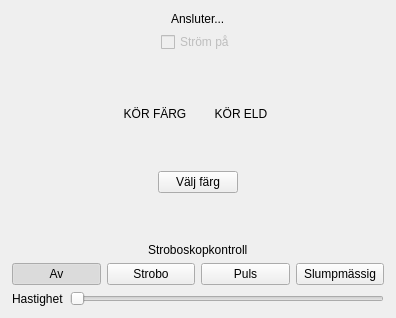
The window that client.ui (jetten/ios-disco) describes before a commit, drawn with Qt 5.
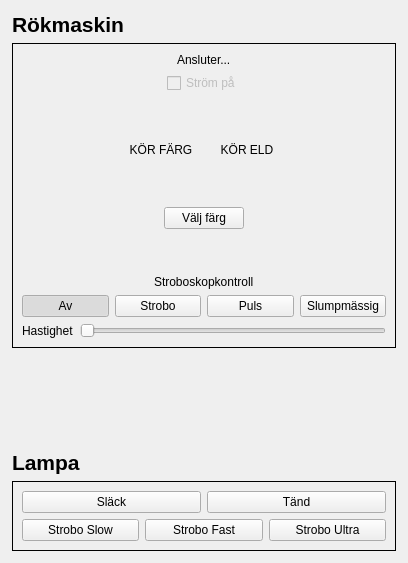
The same window after the commit.

Commit message: Support Floodlight as Strobo

The edit to the form file:
```diff
--- a/client.ui
+++ b/client.ui
@@ -6,8 +6,8 @@
    <rect>
     <x>0</x>
     <y>0</y>
-    <width>396</width>
-    <height>318</height>
+    <width>408</width>
+    <height>563</height>
    </rect>
   </property>
   <property name="windowTitle">
@@ -27,7 +27,17 @@
     <property name="bottomMargin">
      <number>12</number>
     </property>
-    <item row="0" column="0">
+    <item row="1" column="0">
+     <widget class="QFrame" name="FrameRokmaskin">
+      <property name="frameShape">
+       <enum>QFrame::Box</enum>
+      </property>
+      <property name="frameShadow">
+       <enum>QFrame::Plain</enum>
+      </property>
+      <property name="lineWidth">
+       <number>1</number>
+      </property>
      <layout class="QVBoxLayout" name="verticalLayout_4">
       <item alignment="Qt::AlignHCenter">
        <widget class="QLabel" name="b">
@@ -273,6 +283,130 @@
        </layout>
       </item>
      </layout>
+     </widget>
+    </item>
+    <item row="3" column="0">
+     <widget class="QLabel" name="label_5">
+      <property name="font">
+       <font>
+        <pointsize>16</pointsize>
+        <weight>75</weight>
+        <bold>true</bold>
+       </font>
+      </property>
+      <property name="text">
+       <string>Lampa</string>
+      </property>
+     </widget>
+    </item>
+    <item row="2" column="0">
+     <spacer name="verticalSpacer_4">
+      <property name="orientation">
+       <enum>Qt::Vertical</enum>
+      </property>
+      <property name="sizeHint" stdset="0">
+       <size>
+        <width>20</width>
+        <height>40</height>
+       </size>
+      </property>
+     </spacer>
+    </item>
+    <item row="0" column="0">
+     <widget class="QLabel" name="label_4">
+      <property name="font">
+       <font>
+        <pointsize>16</pointsize>
+        <weight>75</weight>
+        <bold>true</bold>
+       </font>
+      </property>
+      <property name="text">
+       <string>Rökmaskin</string>
+      </property>
+     </widget>
+    </item>
+    <item row="5" column="0">
+     <widget class="QFrame" name="FrameLampa">
+      <property name="frameShape">
+       <enum>QFrame::Box</enum>
+      </property>
+      <layout class="QVBoxLayout" name="verticalLayout_3">
+       <item>
+        <layout class="QHBoxLayout" name="horizontalLayout_2">
+         <item>
+          <widget class="QPushButton" name="floodlightOff">
+           <property name="text">
+            <string>Släck</string>
+           </property>
+           <property name="checkable">
+            <bool>true</bool>
+           </property>
+           <property name="autoExclusive">
+            <bool>true</bool>
+           </property>
+          </widget>
+         </item>
+         <item>
+          <widget class="QPushButton" name="floodlightOn">
+           <property name="text">
+            <string>Tänd</string>
+           </property>
+           <property name="checkable">
+            <bool>true</bool>
+           </property>
+           <property name="autoExclusive">
+            <bool>true</bool>
+           </property>
+          </widget>
+         </item>
+        </layout>
+       </item>
+       <item>
+        <layout class="QHBoxLayout" name="horizontalLayout_5">
+         <item>
+          <widget class="QPushButton" name="floodlightSlow">
+           <property name="text">
+            <string>Strobo Slow</string>
+           </property>
+           <property name="checkable">
+            <bool>true</bool>
+           </property>
+           <property name="autoExclusive">
+            <bool>true</bool>
+           </property>
+          </widget>
+         </item>
+         <item>
+          <widget class="QPushButton" name="floodlightFast">
+           <property name="text">
+            <string>Strobo Fast</string>
+           </property>
+           <property name="checkable">
+            <bool>true</bool>
+           </property>
+           <property name="autoExclusive">
+            <bool>true</bool>
+           </property>
+          </widget>
+         </item>
+         <item>
+          <widget class="QPushButton" name="floodlightUltra">
+           <property name="text">
+            <string>Strobo Ultra</string>
+           </property>
+           <property name="checkable">
+            <bool>true</bool>
+           </property>
+           <property name="autoExclusive">
+            <bool>true</bool>
+           </property>
+          </widget>
+         </item>
+        </layout>
+       </item>
+      </layout>
+     </widget>
     </item>
    </layout>
   </widget>
```
Lines whose indentation alone changed are shown as unchanged. The commit also changes 3 other files.
